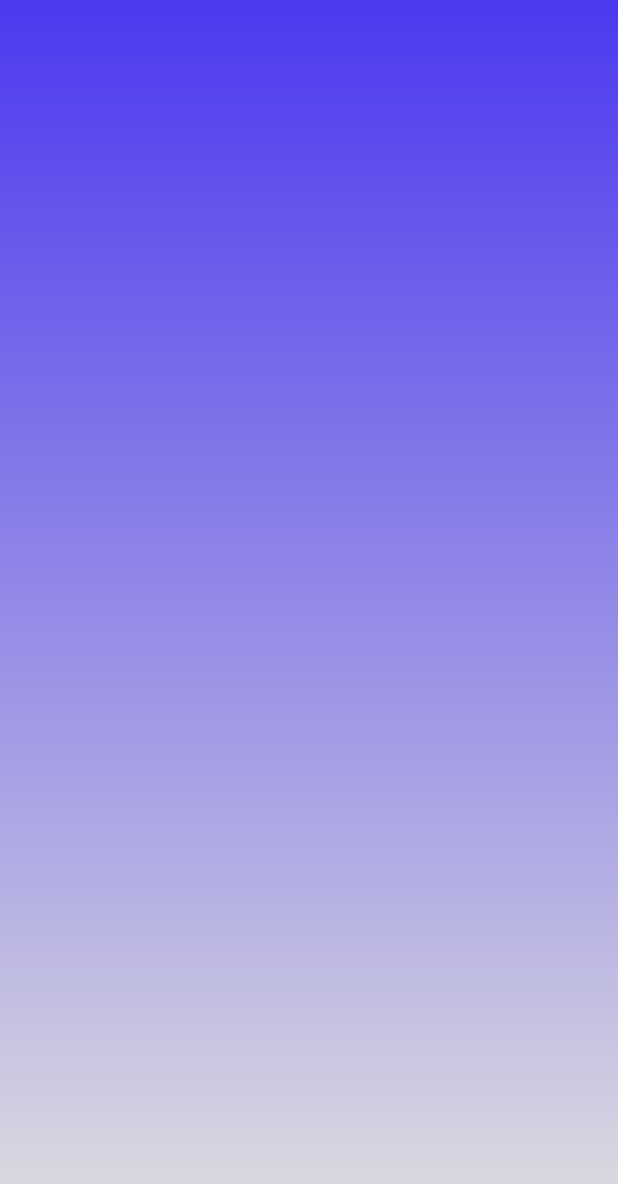
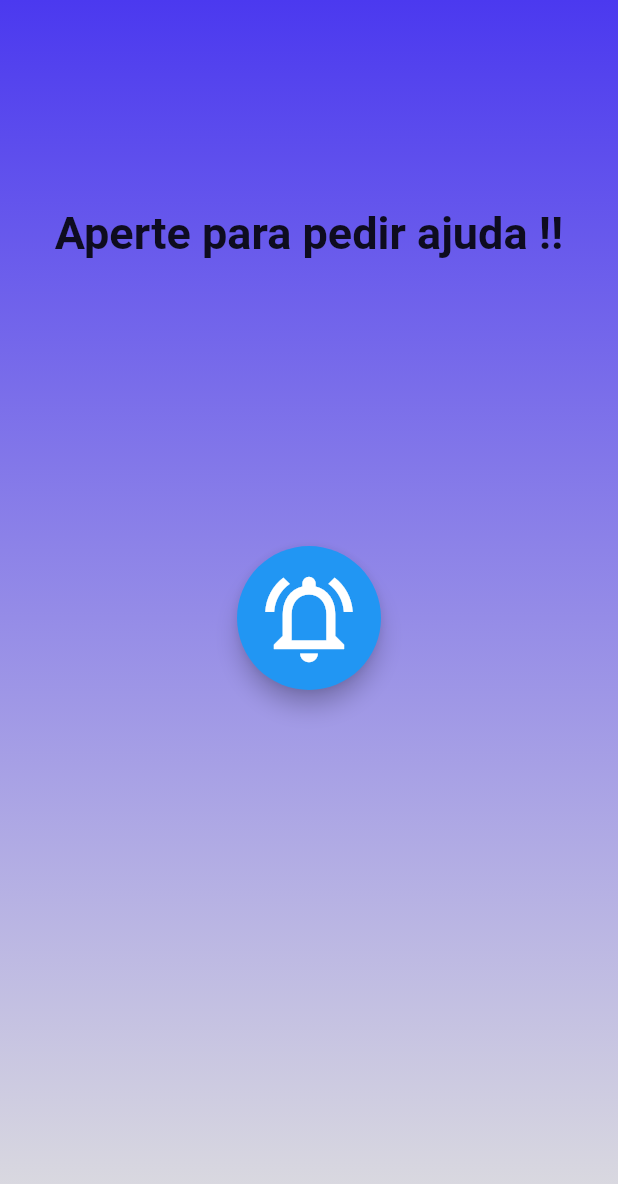
Before and after one commit to AlanCarlosjp/Ajudaa, a Flutter app: the screen it shows after launch, on a phone screen of 412 x 824 dp. Shown: the top 1184 px of the screen. Run offline on Flutter 3.47's test engine with Material 2 defaults, Android fonts, the phone set to English and light mode, and no system bars; our stand-ins replace google_fonts.

Commit message:
botao ok

```diff
--- a/lib/pages/Home/Home.dart
+++ b/lib/pages/Home/Home.dart
@@ -1,8 +1,5 @@
 import 'package:ajudaa/pages/Home/HomeModel.dart';
 import 'package:flutter/material.dart';
-import 'package:flutter/material.dart';
-import 'package:google_fonts/google_fonts.dart';
-import 'package:provider/provider.dart';
 
 class MyHomePage extends StatefulWidget {
   const MyHomePage({Key? key}) : super(key: key);
@@ -50,6 +47,31 @@ class _MyHomePageState extends State<MyHomePage> {
               ],
                   begin: AlignmentDirectional(0, -1),
                   end: AlignmentDirectional(0, 1))),
+          alignment: AlignmentDirectional.center,
+          child: Stack(
+            alignment: AlignmentDirectional.center,
+            children: [
+              Align(
+                alignment: AlignmentDirectional(0, -0.65),
+                child: Text(
+                  'Aperte para pedir ajuda !!',
+                  textAlign: TextAlign.center,
+                  style: TextStyle(fontWeight: FontWeight.bold, fontSize: 30),
+                ),
+              ),
+              Align(
+                child: FloatingActionButton.large(
+                  onPressed: () {
+                    print('Apertado');
+                  },
+                  child: Icon(
+                    Icons.notifications_active_outlined,
+                    size: 70,
+                  ),
+                ),
+              ),
+            ],
+          ),
         ),
       ),
     );
```
